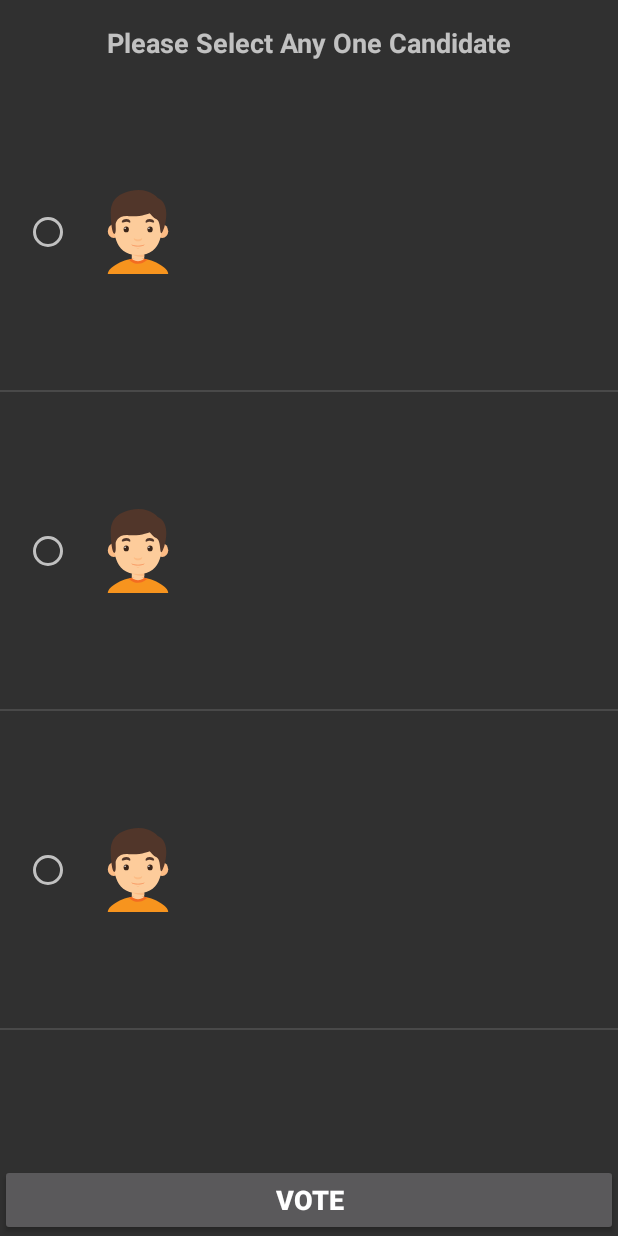
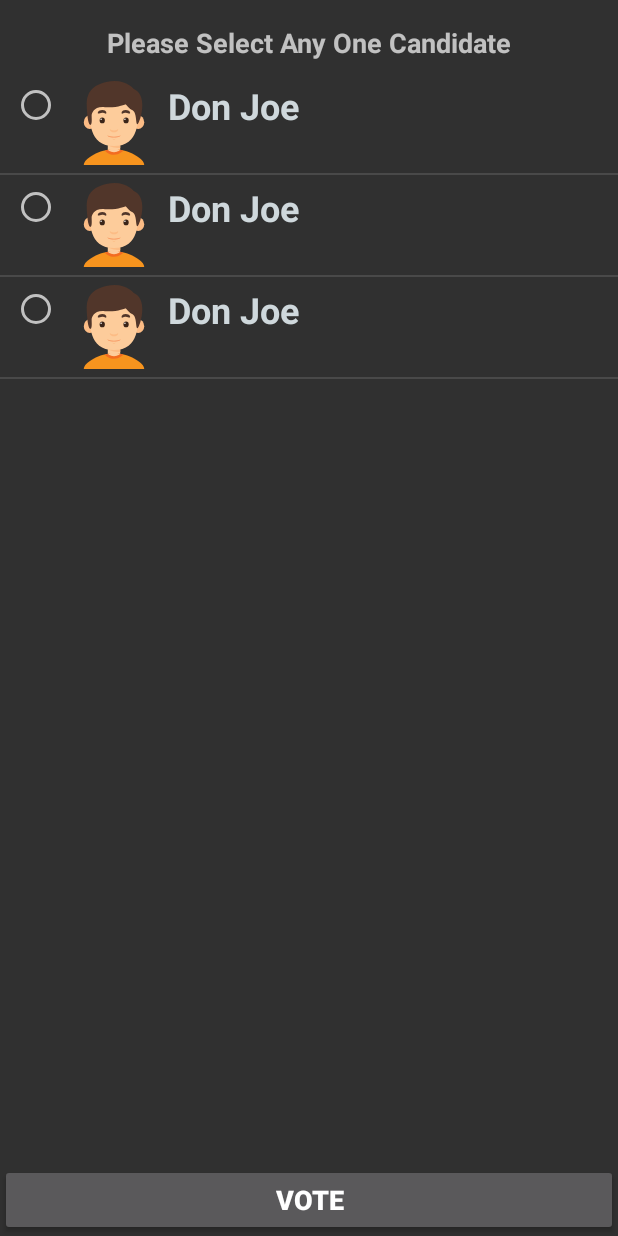
Before and after one commit to Ankit-Khachane/Voting, an Android app: the layout activity_voting.xml on its own in the app's theme, with its tools: preview values and no code run, on a phone screen of 412 x 824 dp. Run offline under Robolectric (Android 15) with nearby library versions, the phone set to English and light mode, and no system bars.

Commit message:
optimized listView item model.

```diff
--- a/app/src/main/res/layout/activity_voting.xml
+++ b/app/src/main/res/layout/activity_voting.xml
@@ -28,6 +28,8 @@
         android:layout_marginEnd="8dp"
         android:layout_marginBottom="8dp"
         android:choiceMode="singleChoice"
+        android:overScrollMode="never"
+        android:scrollbars="none"
         app:layout_constraintBottom_toTopOf="@+id/vote_btn"
         app:layout_constraintEnd_toEndOf="parent"
         app:layout_constraintStart_toStartOf="parent"
--- a/app/src/main/res/layout/candiate_row_item.xml
+++ b/app/src/main/res/layout/candiate_row_item.xml
@@ -1,6 +1,7 @@
 <?xml version="1.0" encoding="utf-8"?>
 <androidx.constraintlayout.widget.ConstraintLayout xmlns:android="http://schemas.android.com/apk/res/android"
     xmlns:app="http://schemas.android.com/apk/res-auto"
+    xmlns:tools="http://schemas.android.com/tools"
     android:layout_width="match_parent"
     android:layout_height="wrap_content"
     android:paddingTop="5dp"
@@ -11,28 +12,28 @@
         android:id="@+id/radio_btn"
         android:layout_width="wrap_content"
         android:layout_height="wrap_content"
-        android:layout_marginStart="16dp"
+        android:layout_marginStart="8dp"
         android:checked="false"
         android:clickable="false"
         android:focusable="false"
-        app:layout_constraintBottom_toBottomOf="parent"
         app:layout_constraintStart_toStartOf="parent"
-        app:layout_constraintTop_toTopOf="parent" />
+        tools:ignore="MissingConstraints"
+        tools:layout_editor_absoluteY="17dp" />
 
     <ImageView
         android:id="@+id/imageView"
         android:layout_width="wrap_content"
         android:layout_height="wrap_content"
-        android:layout_marginStart="16dp"
+        android:layout_marginStart="8dp"
         android:contentDescription="Candidate Avatar"
         android:src="@drawable/ic_avatar"
-        app:layout_constraintBottom_toBottomOf="parent"
         app:layout_constraintStart_toEndOf="@+id/radio_btn"
-        app:layout_constraintTop_toTopOf="parent" />
+        tools:ignore="MissingConstraints"
+        tools:layout_editor_absoluteY="7dp" />
 
     <TextView
         android:id="@+id/candidatename_tv"
-        android:layout_width="0dp"
+        android:layout_width="wrap_content"
         android:layout_height="wrap_content"
         android:layout_marginStart="8dp"
         android:layout_marginEnd="8dp"
@@ -41,9 +42,8 @@
         android:textColor="#CFD8DC"
         android:textSize="24sp"
         android:textStyle="bold"
-        app:layout_constraintBottom_toBottomOf="parent"
         app:layout_constraintEnd_toEndOf="parent"
-        app:layout_constraintHorizontal_bias="0.5"
         app:layout_constraintStart_toEndOf="@+id/imageView"
-        app:layout_constraintTop_toTopOf="parent" />
+        tools:ignore="MissingConstraints"
+        tools:layout_editor_absoluteY="20dp" />
 </androidx.constraintlayout.widget.ConstraintLayout>
```
